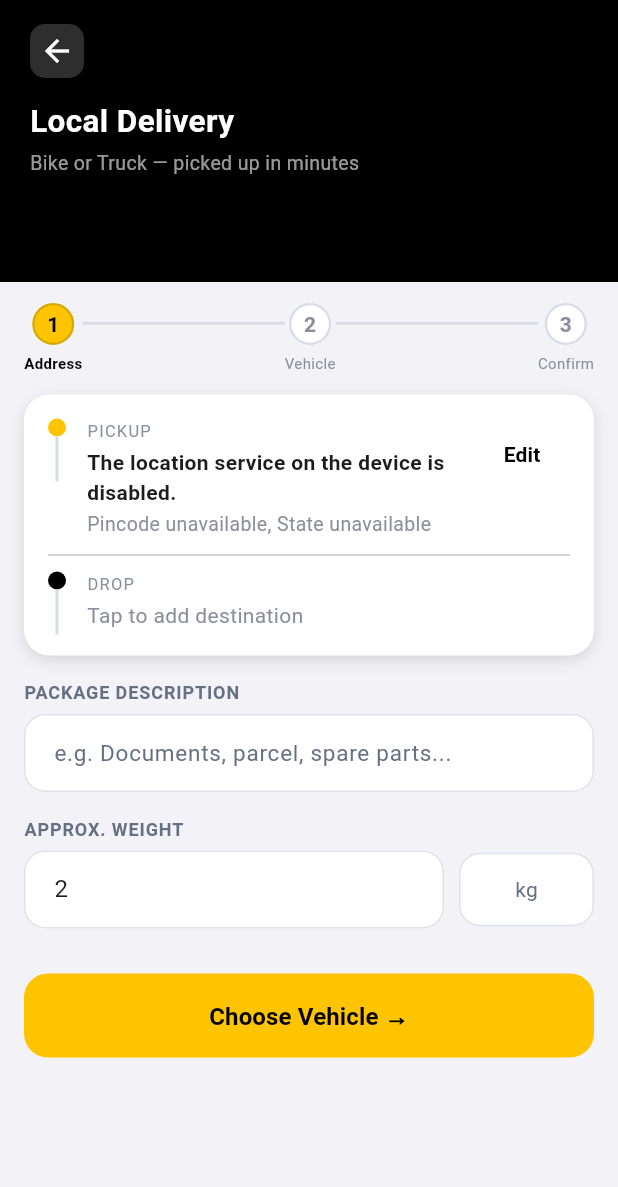
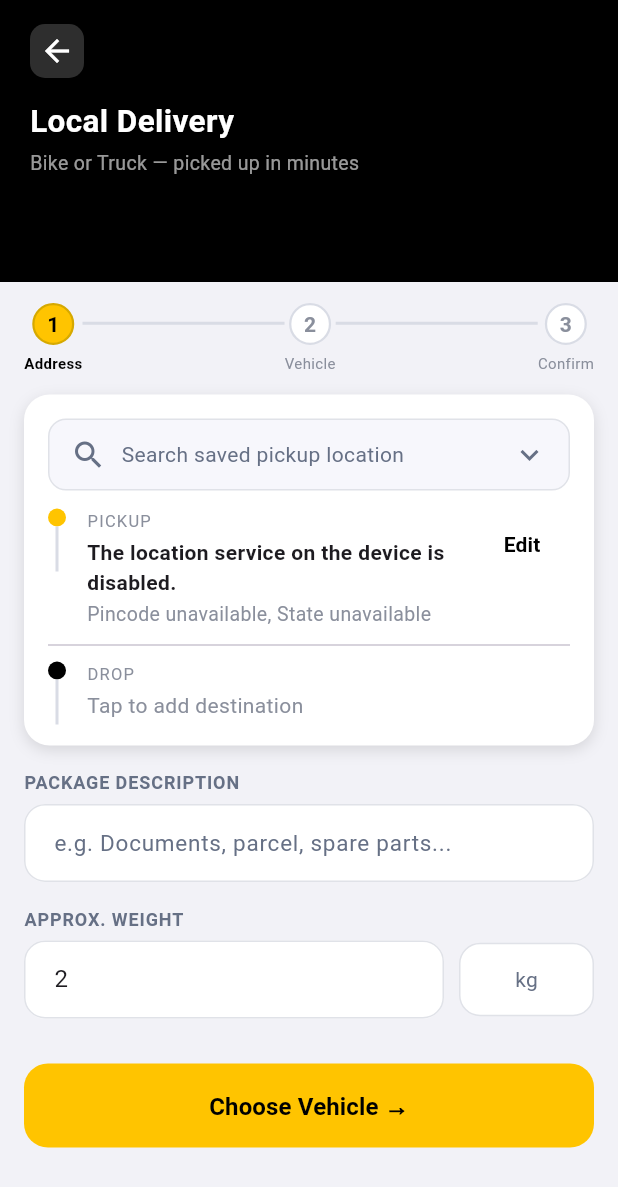
Before and after one commit to subhasishpinku/yogayog, a Flutter app: the BikeLocalScreen screen opened directly, on a phone screen of 412 x 824 dp. Shown: the top 1187 px of the screen. Run offline on Flutter 3.47's test engine with Material 3 defaults, Android fonts, the phone set to English and light mode, and no system bars; our stand-ins replace audioplayers, connectivity_plus, cookie_jar, country_picker, dio, dio_cookie_manager and 6 more; missing offline and left inert: flutter_background_service; accounts and stored records are empty.

Commit message:
first commit12

```diff
--- a/lib/bikescreen/blick_local_screem.dart
+++ b/lib/bikescreen/blick_local_screem.dart
@@ -6,6 +6,9 @@ import 'package:geocoding/geocoding.dart';
 import 'package:geolocator/geolocator.dart';
 import 'package:yogayog/bikescreen/choose_bike_screen.dart';
 import 'package:yogayog/constants/app_colors.dart';
+import 'package:yogayog/core/services/bikescreen_service.dart';
+import 'package:yogayog/bikescreen/provider/bikescreen_provider.dart';
+import 'package:provider/provider.dart';
 
 class BikeLocalScreen extends StatefulWidget {
   const BikeLocalScreen({super.key});
@@ -517,6 +520,29 @@ class _BikeLocalScreenState extends State<BikeLocalScreen> {
     ).showSnackBar(SnackBar(content: Text(message)));
   }
 
+  Future<void> _openSavedLocations() async {
+    final provider = context.read<BikescreenProvider>();
+    await provider.loadLocations();
+    if (!mounted) return;
+    if (provider.errorMessage != null && provider.locations.isEmpty) {
+      _showMessage(provider.errorMessage!);
+      return;
+    }
+    final selected = await showDialog<SavedLocation>(
+      context: context,
+      builder: (_) => _SavedLocationDialog(locations: provider.locations),
+    );
+    if (selected == null || !mounted) return;
+    setState(() {
+      _pickupAddress = selected.address;
+      _pickupCity = selected.city;
+      _pickupPincode = selected.pincode;
+      _pickupState = selected.state;
+      _pickupLatitude = selected.latitude;
+      _pickupLongitude = selected.longitude;
+    });
+  }
+
   Future<void> _loadCurrentPickupLocation() async {
     try {
       if (!await Geolocator.isLocationServiceEnabled()) {
@@ -866,6 +892,8 @@ class _BikeLocalScreenState extends State<BikeLocalScreen> {
       ),
       child: Column(
         children: [
+          _savedLocationSearchBox(),
+          const SizedBox(height: 12),
           Row(
             crossAxisAlignment: CrossAxisAlignment.start,
             children: [
@@ -973,6 +1001,35 @@ class _BikeLocalScreenState extends State<BikeLocalScreen> {
     );
   }
 
+  Widget _savedLocationSearchBox() {
+    return InkWell(
+      onTap: _openSavedLocations,
+      borderRadius: BorderRadius.circular(12),
+      child: Container(
+        height: 48,
+        padding: const EdgeInsets.symmetric(horizontal: 14),
+        decoration: BoxDecoration(
+          color: const Color(0xFFF7F7FC),
+          borderRadius: BorderRadius.circular(12),
+          border: Border.all(color: const Color(0xFFE0E2E8)),
+        ),
+        child: const Row(
+          children: [
+            Icon(Icons.search, color: Color(0xFF667085)),
+            SizedBox(width: 10),
+            Expanded(
+              child: Text(
+                'Search saved pickup location',
+                style: TextStyle(color: Color(0xFF667085)),
+              ),
+            ),
+            Icon(Icons.keyboard_arrow_down, color: Color(0xFF667085)),
+          ],
+        ),
+      ),
+    );
+  }
+
   Widget _locationIndicator(Color color) {
     return Column(
       children: [
@@ -1008,3 +1065,83 @@ class _BikeLocalScreenState extends State<BikeLocalScreen> {
     );
   }
 }
+
+class _SavedLocationDialog extends StatefulWidget {
+  const _SavedLocationDialog({required this.locations});
+
+  final List<SavedLocation> locations;
+
+  @override
+  State<_SavedLocationDialog> createState() => _SavedLocationDialogState();
+}
+
+class _SavedLocationDialogState extends State<_SavedLocationDialog> {
+  String _query = '';
+
+  @override
+  Widget build(BuildContext context) {
+    final query = _query.trim().toLowerCase();
+    final locations = widget.locations.where((location) {
+      if (query.isEmpty) return true;
+      return '${location.name} ${location.address} ${location.city} ${location.pincode}'
+          .toLowerCase()
+          .contains(query);
+    }).toList();
+
+    return AlertDialog(
+      title: const Text('Select Pickup Location'),
+      content: SizedBox(
+        width: double.maxFinite,
+        height: 360,
+        child: Column(
+          children: [
+            TextField(
+              autofocus: true,
+              onChanged: (value) => setState(() => _query = value),
+              decoration: const InputDecoration(
+                hintText: 'Search address or city',
+                prefixIcon: Icon(Icons.search),
+                border: OutlineInputBorder(),
+              ),
+            ),
+            const SizedBox(height: 10),
+            Expanded(
+              child: locations.isEmpty
+                  ? const Center(child: Text('No saved locations found'))
+                  : ListView.separated(
+                      itemCount: locations.length,
+                      separatorBuilder: (_, __) => const Divider(height: 1),
+                      itemBuilder: (_, index) {
+                        final location = locations[index];
+                        return ListTile(
+                          leading: Icon(
+                            location.flag == 'pick'
+                                ? Icons.location_on
+                                : Icons.location_on_outlined,
+                            color: AppColors.primaryMain,
+                          ),
+                          title: Text(
+                            location.address,
+                            maxLines: 2,
+                            overflow: TextOverflow.ellipsis,
+                          ),
+                          subtitle: Text(
+                            '${location.city}, ${location.pincode}, ${location.state}',
+                          ),
+                          onTap: () => Navigator.pop(context, location),
+                        );
+                      },
+                    ),
+            ),
+          ],
+        ),
+      ),
+      actions: [
+        TextButton(
+          onPressed: () => Navigator.pop(context),
+          child: const Text('Cancel'),
+        ),
+      ],
+    );
+  }
+}
--- /dev/null
+++ b/lib/bikescreen/provider/bikescreen_provider.dart
@@ -0,0 +1,32 @@
+import 'package:flutter/foundation.dart';
+import 'package:yogayog/core/services/bikescreen_service.dart';
+
+class BikescreenProvider extends ChangeNotifier {
+  BikescreenProvider({BikescreenService? service}) : _service = service ?? BikescreenService();
+
+  final BikescreenService _service;
+  List<SavedLocation> _locations = [];
+  bool _isLoading = false;
+  String? _errorMessage;
+
+  List<SavedLocation> get locations => _locations;
+  bool get isLoading => _isLoading;
+  String? get errorMessage => _errorMessage;
+
+  Future<void> loadLocations() async {
+    if (_isLoading || _locations.isNotEmpty) return;
+    _isLoading = true;
+    _errorMessage = null;
+    notifyListeners();
+    try {
+      _locations = await _service.getLocations();
+    } on BikescreenException catch (error) {
+      _errorMessage = error.message;
+    } catch (_) {
+      _errorMessage = 'Something went wrong while loading saved locations.';
+    } finally {
+      _isLoading = false;
+      notifyListeners();
+    }
+  }
+}
--- a/lib/core/network/api_endpoints.dart
+++ b/lib/core/network/api_endpoints.dart
@@ -9,4 +9,5 @@ class ApiEndpoints {
   static const String profile = "profile";
   static const String customerWalletLedger = "customer-wallet-ledger";
   static const String bookings = "bookings";
+  static const String locations = "locations";
 }
--- /dev/null
+++ b/lib/core/services/bikescreen_service.dart
@@ -0,0 +1,80 @@
+import 'package:dio/dio.dart';
+import 'package:yogayog/core/network/api_client.dart';
+import 'package:yogayog/core/network/api_endpoints.dart';
+
+class BikescreenService {
+  BikescreenService({Dio? dio}) : _dio = dio ?? ApiClient.dio;
+
+  final Dio _dio;
+
+  Future<List<SavedLocation>> getLocations() async {
+    try {
+      final response = await _dio.get(ApiEndpoints.locations);
+      final data = response.data;
+      if (data is! Map || data['success'] != true || data['addresses'] is! List) {
+        throw BikescreenException(
+          data is Map ? data['message']?.toString() ?? 'Unable to load locations' : 'Invalid response from the server',
+        );
+      }
+      return (data['addresses'] as List)
+          .whereType<Map>()
+          .map((item) => SavedLocation.fromJson(Map<String, dynamic>.from(item)))
+          .toList();
+    } on DioException catch (error) {
+      final data = error.response?.data;
+      if (data is Map && data['message'] != null) {
+        throw BikescreenException(data['message'].toString());
+      }
+      throw BikescreenException(error.message ?? 'Network error while loading locations');
+    }
+  }
+}
+
+class SavedLocation {
+  const SavedLocation({
+    required this.id,
+    required this.name,
+    required this.address,
+    required this.city,
+    required this.pincode,
+    required this.state,
+    required this.latitude,
+    required this.longitude,
+    required this.flag,
+  });
+
+  final int id;
+  final String name;
+  final String address;
+  final String city;
+  final String pincode;
+  final String state;
+  final double? latitude;
+  final double? longitude;
+  final String flag;
+
+  factory SavedLocation.fromJson(Map<String, dynamic> json) {
+    double? number(Object? value) {
+      if (value is num) return value.toDouble();
+      return double.tryParse(value?.toString() ?? '');
+    }
+    return SavedLocation(
+      id: int.tryParse(json['id']?.toString() ?? '') ?? 0,
+      name: json['name']?.toString() ?? '',
+      address: json['street']?.toString() ?? json['house_numb']?.toString() ?? '',
+      city: json['city']?.toString() ?? '',
+      pincode: json['pin']?.toString() ?? '',
+      state: json['state']?.toString() ?? '',
+      latitude: number(json['lat']),
+      longitude: number(json['lon']),
+      flag: json['flag']?.toString() ?? '',
+    );
+  }
+}
+
+class BikescreenException implements Exception {
+  const BikescreenException(this.message);
+  final String message;
+  @override
+  String toString() => message;
+}
--- a/lib/main.dart
+++ b/lib/main.dart
@@ -18,6 +18,7 @@ import 'package:yogayog/utils/BackgroundTask/background_task.dart';
 import 'package:yogayog/utils/sound_service.dart';
 import 'package:yogayog/viewledger/provider/viewledger_provider.dart';
 import 'package:yogayog/history/provider/history_provider.dart';
+import 'package:yogayog/bikescreen/provider/bikescreen_provider.dart';
 
 Future<void> main() async {
   WidgetsFlutterBinding.ensureInitialized();
@@ -53,6 +54,7 @@ Future<void> main() async {
         ChangeNotifierProvider(create: (_) => OtpProvider()),
         ChangeNotifierProvider(create: (_) => ViewledgerProvider()),
         ChangeNotifierProvider(create: (_) => HistoryProvider()),
+        ChangeNotifierProvider(create: (_) => BikescreenProvider()),
       ],
       child: const MyApp(),
     ),
```
